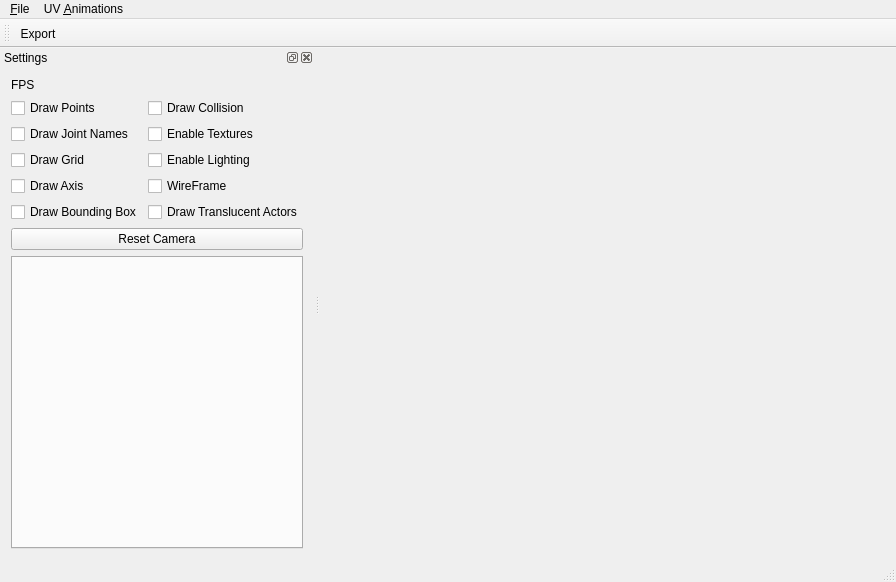
Old version of the form RetroView/forms/CMainWindow.ui in the repository Antidote/MetPrimeTools.
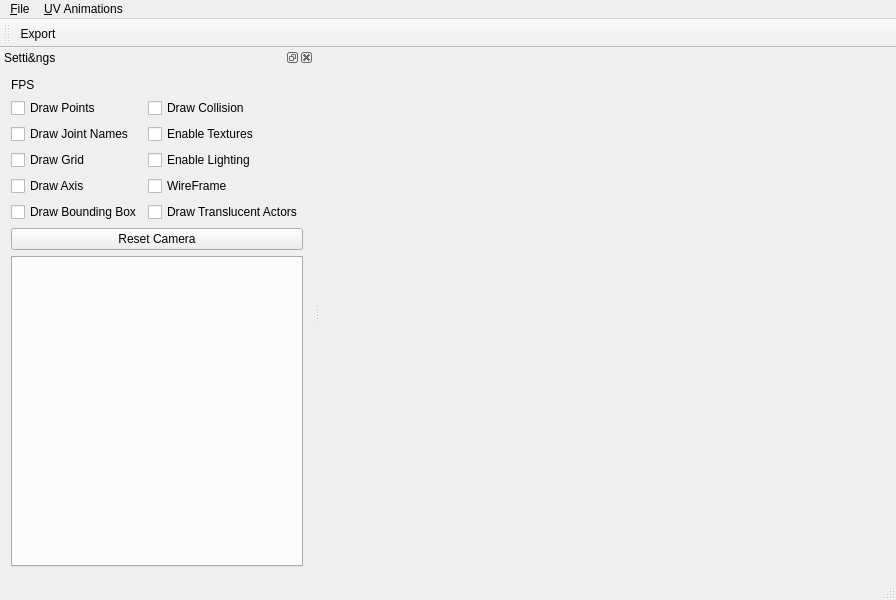
New version of the form. Custom widgets are drawn as their Qt base class.

Diff of the .ui file:
```diff
--- a/RetroView/forms/CMainWindow.ui
+++ b/RetroView/forms/CMainWindow.ui
@@ -10,7 +10,7 @@
     <x>0</x>
     <y>0</y>
     <width>896</width>
-    <height>582</height>
+    <height>600</height>
    </rect>
   </property>
   <property name="windowTitle">
@@ -44,7 +44,7 @@
      <x>0</x>
      <y>0</y>
      <width>896</width>
-     <height>26</height>
+     <height>20</height>
     </rect>
    </property>
    <widget class="QMenu" name="menuFile">
@@ -56,7 +56,7 @@
    </widget>
    <widget class="QMenu" name="menu_Animations">
     <property name="title">
-     <string>UV &amp;Animations</string>
+     <string>&amp;UV Animations</string>
     </property>
     <addaction name="actionMode0"/>
     <addaction name="actionMode1"/>
@@ -81,7 +81,7 @@
   <widget class="QStatusBar" name="statusBar"/>
   <widget class="QDockWidget" name="dockWidget">
    <property name="windowTitle">
-    <string>Settings</string>
+    <string>Setti&amp;ngs</string>
    </property>
    <attribute name="dockWidgetArea">
     <number>1</number>
```
